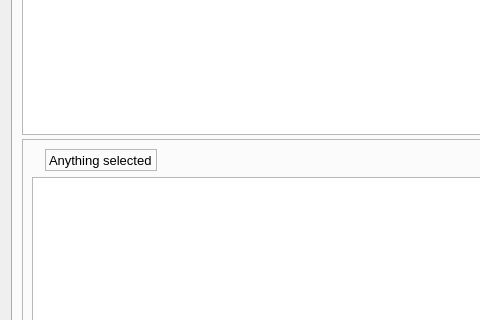
This is src/mainview.ui in fontmatrix/fontmatrix as Qt 5 draws it before an edit; both pictures show x 0 to 480 and y 352 to 672 of the 1003 by 820 pixel window. The edited form follows.
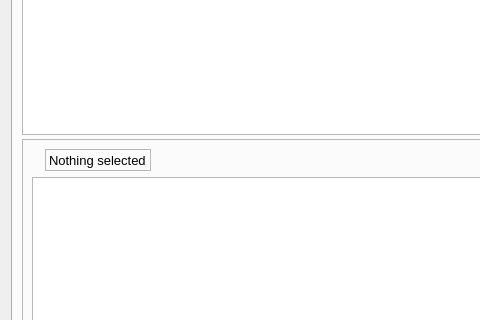
This is the edited form. Icons and pictures are not drawn. Custom widgets are drawn as their Qt base class.

Commit message: Changed Anything selected to Nothing selected

What changed in the file:
```diff
--- a/src/mainview.ui
+++ b/src/mainview.ui
@@ -133,7 +133,7 @@
               <enum>QFrame::StyledPanel</enum>
              </property>
              <property name="text" >
-              <string>Anything selected</string>
+              <string>Nothing selected</string>
              </property>
              <property name="alignment" >
               <set>Qt::AlignLeading|Qt::AlignLeft|Qt::AlignVCenter</set>
```
